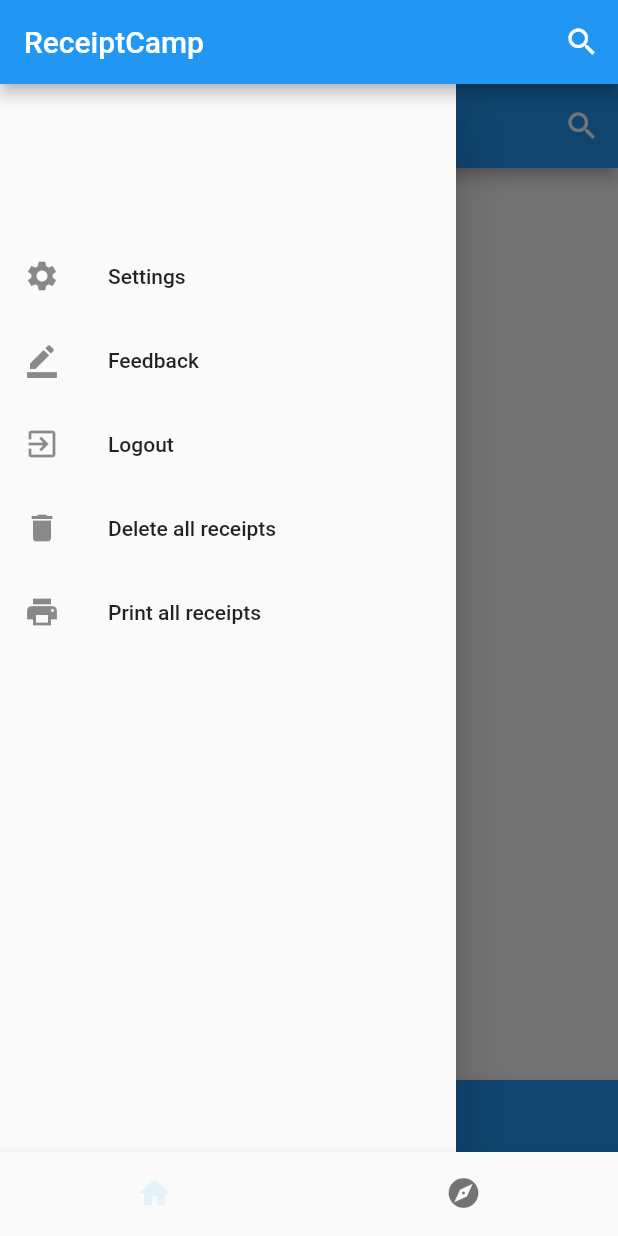
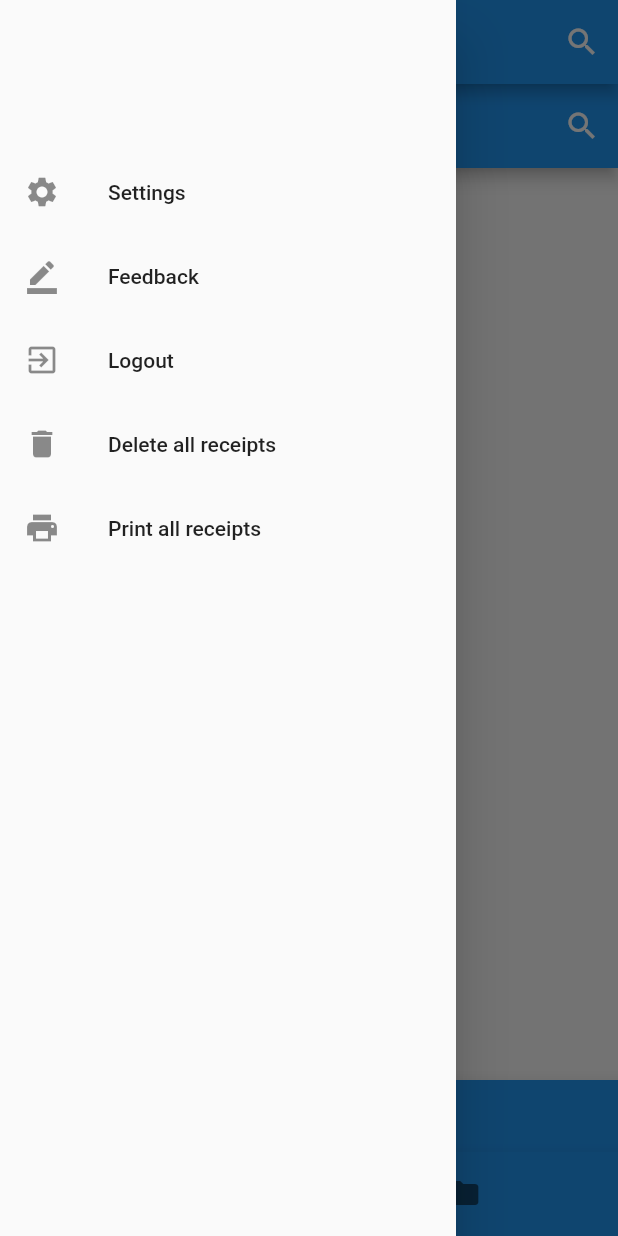
Before and after one commit to nilekell/receiptcamp_debug_select_multiple, a Flutter app: the screen it shows after launch, with the side drawer open, on a phone screen of 412 x 824 dp. Run offline on Flutter 3.47's test engine with Material 2 defaults, Android fonts, the phone set to English and light mode, and no system bars; our stand-ins replace bloc, equatable, flutter_bloc, flutter_image_compress, image_picker, sqflite; missing offline and left inert: google_mlkit_text_recognition; accounts and stored records are empty.

Commit message:
adding navdrawer and colors to landing screen scaffold

```diff
--- a/lib/presentation/screens/landing_screen.dart
+++ b/lib/presentation/screens/landing_screen.dart
@@ -4,6 +4,7 @@
 import 'package:receiptcamp/presentation/screens/file_explorer.dart';
 import 'package:receiptcamp/presentation/screens/home.dart';
 import 'package:receiptcamp/presentation/ui/home/app_bar.dart';
+import 'package:receiptcamp/presentation/ui/home/drawer.dart';
 
 class LandingScreen extends StatelessWidget {
   const LandingScreen({super.key});
@@ -12,9 +13,10 @@
   Widget build(BuildContext context) {
     return BlocBuilder<LandingCubit, int>(
       builder: (context, state) => Scaffold(
+        drawer: const NavDrawer(),
         appBar: const HomeAppBar(),
         body: _getChildBasedOnTab(state),
-        bottomNavigationBar: _bottomNavigationBar(state,context),
+        bottomNavigationBar: _bottomNavigationBar(state, context),
       ),
     );
   }
@@ -34,19 +36,21 @@
     }
   }
 
-  Widget _bottomNavigationBar(int state,
-      BuildContext context) {
+  Widget _bottomNavigationBar(int state, BuildContext context) {
     return BottomNavigationBar(
+      backgroundColor: Colors.blue,
       showSelectedLabels: false,
       showUnselectedLabels: false,
-      selectedItemColor: Theme.of(context).secondaryHeaderColor,
+      selectedItemColor: Colors.black,
       items: const [
         BottomNavigationBarItem(
+            backgroundColor: Colors.blue,
             icon: Icon(Icons.home),
             label: 'Home'),
         BottomNavigationBarItem(
-            icon: Icon(Icons.explore),
-            label: 'Explore'),
+            backgroundColor: Colors.blue,
+            icon: Icon(Icons.folder),
+            label: 'Receipts'),
       ],
       currentIndex: state,
       onTap: (value) => context.read<LandingCubit>().updateIndex(value),
```
